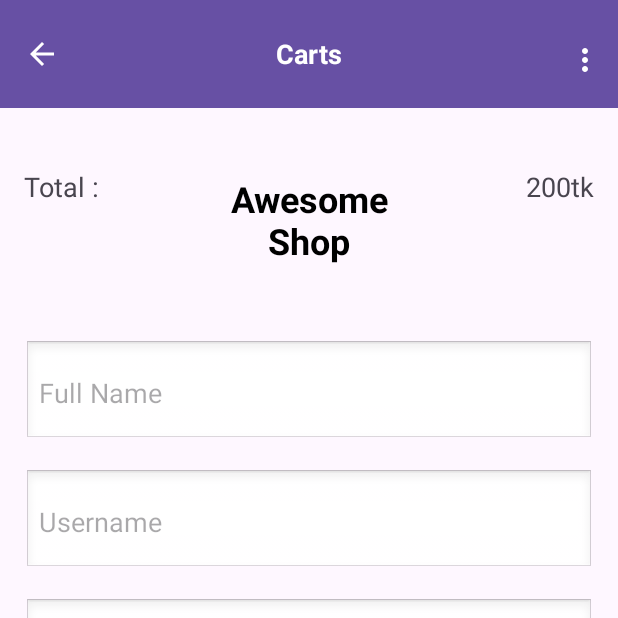
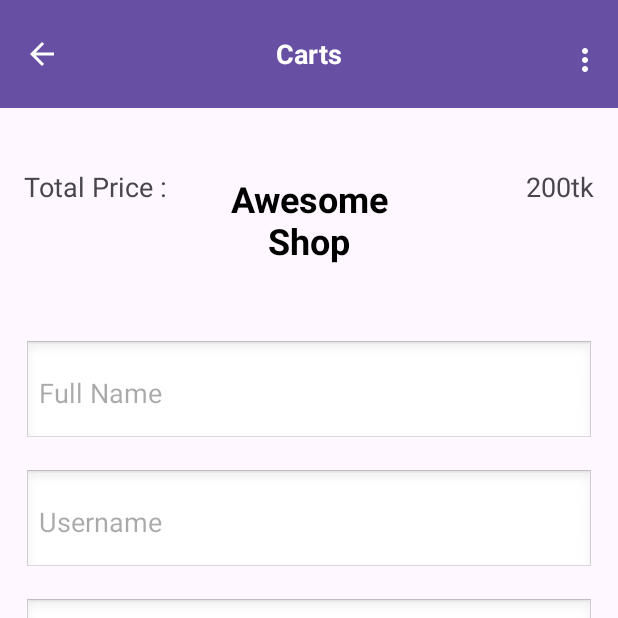
Before and after one commit to almuheetushihab/Awesome-Shop, an Android app: the fragment CartsFragment placed in its activity, on a phone screen of 412 x 824 dp, the top half of it. Run offline under Robolectric (Android 15) with nearby library versions, the phone set to English and light mode, and no system bars; network calls fail; 3 statements that could not run were skipped.

Commit message:
fixing some issues

```diff
--- a/app/src/main/java/com/example/awesomeshop/CartsFragment.kt
+++ b/app/src/main/java/com/example/awesomeshop/CartsFragment.kt
@@ -62,7 +62,7 @@ class CartsFragment : Fragment() {
         viewModel = CartViewModel(cartRepository)
         val cartId = args.data
         Log.d("cartId", "onViewCreated: $cartId")
-        viewModel.cartData(2)
+        viewModel.cartData(4)
         viewModel.items.observe(viewLifecycleOwner) {
             it?.let {
                 Log.d("data", "onViewCreated: $it")
@@ -72,7 +72,7 @@ class CartsFragment : Fragment() {
             }
         }
 
-        binding.tvKey.text = "Total :"
+        binding.tvKey.text = "Total Price :"
         binding.tvValue.text = "200tk"
 
     }
--- a/app/src/main/res/layout/fragment_carts_list.xml
+++ b/app/src/main/res/layout/fragment_carts_list.xml
@@ -20,53 +20,24 @@
         android:id="@+id/cart_recycler_view"
         android:layout_width="match_parent"
         android:layout_height="wrap_content"
+        android:layout_margin="8dp"
+        android:clipToPadding="false"
         android:orientation="vertical"
+        android:paddingBottom="16dp"
         android:visibility="visible"
-        android:paddingBottom="16dp"
-        android:clipToPadding="false"
-        android:layout_margin="8dp"
+        app:layout_constraintEnd_toEndOf="parent"
         app:layout_constraintStart_toStartOf="parent"
-        app:layout_constraintEnd_toEndOf="parent"
         app:layout_constraintTop_toBottomOf="@+id/cartToolBer"
-        tools:listitem="@layout/adapter_carts"/>
-
-
-
-
-
-<!--    <?xml version="1.0" encoding="utf-8"?>-->
-<!--    <androidx.constraintlayout.widget.ConstraintLayout-->
-<!--        xmlns:android="http://schemas.android.com/apk/res/android"-->
-<!--        xmlns:app="http://schemas.android.com/apk/res-auto"-->
-<!--        xmlns:tools="http://schemas.android.com/tools"-->
-<!--        android:id="@+id/employee_fragment_container"-->
-<!--        android:layout_width="match_parent"-->
-<!--        android:layout_height="match_parent"-->
-<!--        tools:context=".EmployeeFragment">-->
-
-<!--        <androidx.recyclerview.widget.RecyclerView-->
-<!--            android:id="@+id/employee_recyclerView"-->
-<!--            android:layout_width="match_parent"-->
-<!--            android:layout_height="wrap_content"-->
-<!--            android:clipToPadding="false"-->
-<!--            android:orientation="vertical"-->
-<!--            android:paddingBottom="16dp"-->
-<!--            android:visibility="visible"-->
-<!--            app:layout_constraintStart_toStartOf="parent"-->
-<!--            app:layout_constraintTop_toTopOf="parent" />-->
-
-<!--    </androidx.constraintlayout.widget.ConstraintLayout>-->
-
-
+        tools:listitem="@layout/adapter_carts" />
 
     <LinearLayout
         android:id="@+id/carts_total_price_layout"
         android:layout_width="match_parent"
         android:layout_height="wrap_content"
+        android:layout_margin="16dp"
         android:orientation="horizontal"
-        android:layout_margin="16dp"
+        app:layout_constraintEnd_toEndOf="parent"
         app:layout_constraintStart_toStartOf="parent"
-        app:layout_constraintEnd_toEndOf="parent"
         app:layout_constraintTop_toBottomOf="@+id/cart_recycler_view">
 
         <TextView
@@ -82,8 +53,8 @@
             android:layout_width="0dp"
             android:layout_height="wrap_content"
             android:layout_weight="1"
+            android:textAlignment="textEnd"
             android:textSize="18sp"
-            android:textAlignment="textEnd"
             tools:text="200tk" />
     </LinearLayout>
 
@@ -92,16 +63,16 @@
         android:id="@+id/order_btn"
         android:layout_width="150dp"
         android:layout_height="wrap_content"
-        android:text="@string/order"
-        android:textStyle="bold"
-        android:textSize="18sp"
         android:layout_marginTop="16dp"
         android:layout_marginBottom="16dp"
         android:background="@android:drawable/btn_default"
+        android:text="@string/order"
+        android:textSize="18sp"
+        android:textStyle="bold"
+        app:layout_constraintBottom_toBottomOf="parent"
+        app:layout_constraintEnd_toEndOf="parent"
         app:layout_constraintStart_toStartOf="parent"
-        app:layout_constraintEnd_toEndOf="parent"
-        app:layout_constraintTop_toBottomOf="@+id/carts_total_price_layout"
-        app:layout_constraintBottom_toBottomOf="parent" />
+        app:layout_constraintTop_toBottomOf="@+id/carts_total_price_layout" />
 
 
 </androidx.constraintlayout.widget.ConstraintLayout>
```
Also changed, not shown: app/src/main/java/com/example/awesomeshop/viewModel/CartViewModel.kt (+0 -29 lines).
